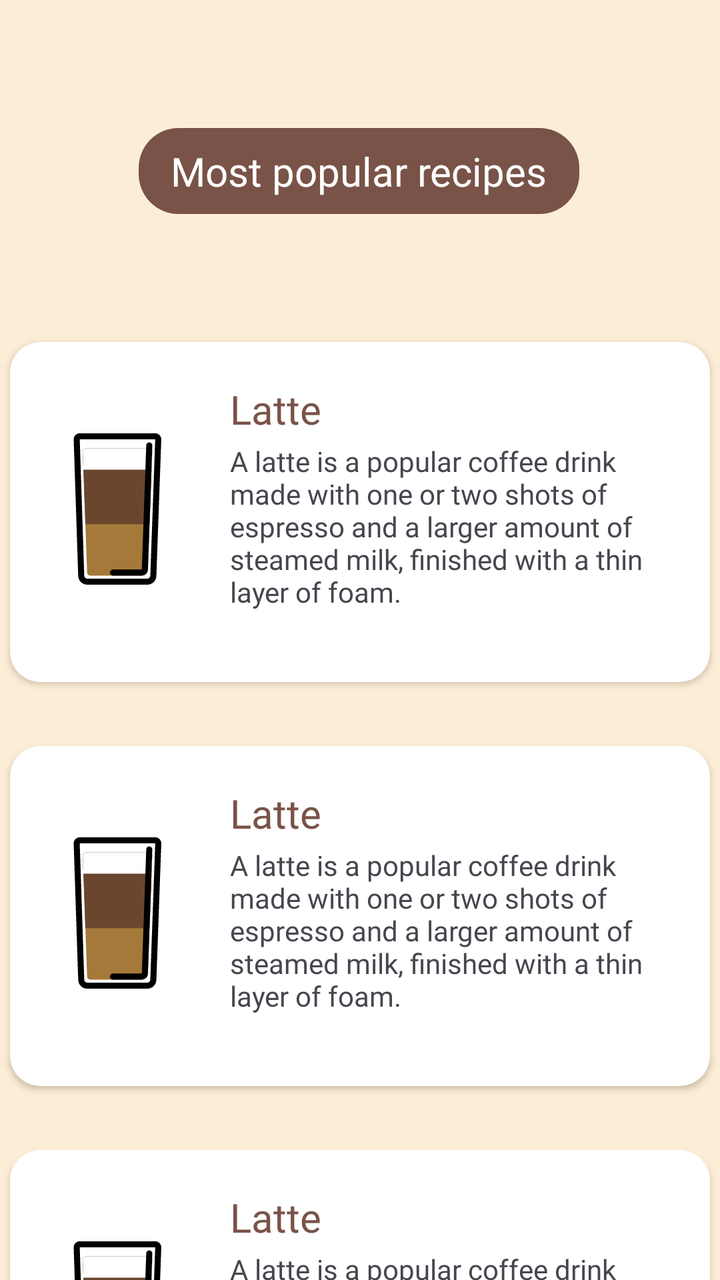
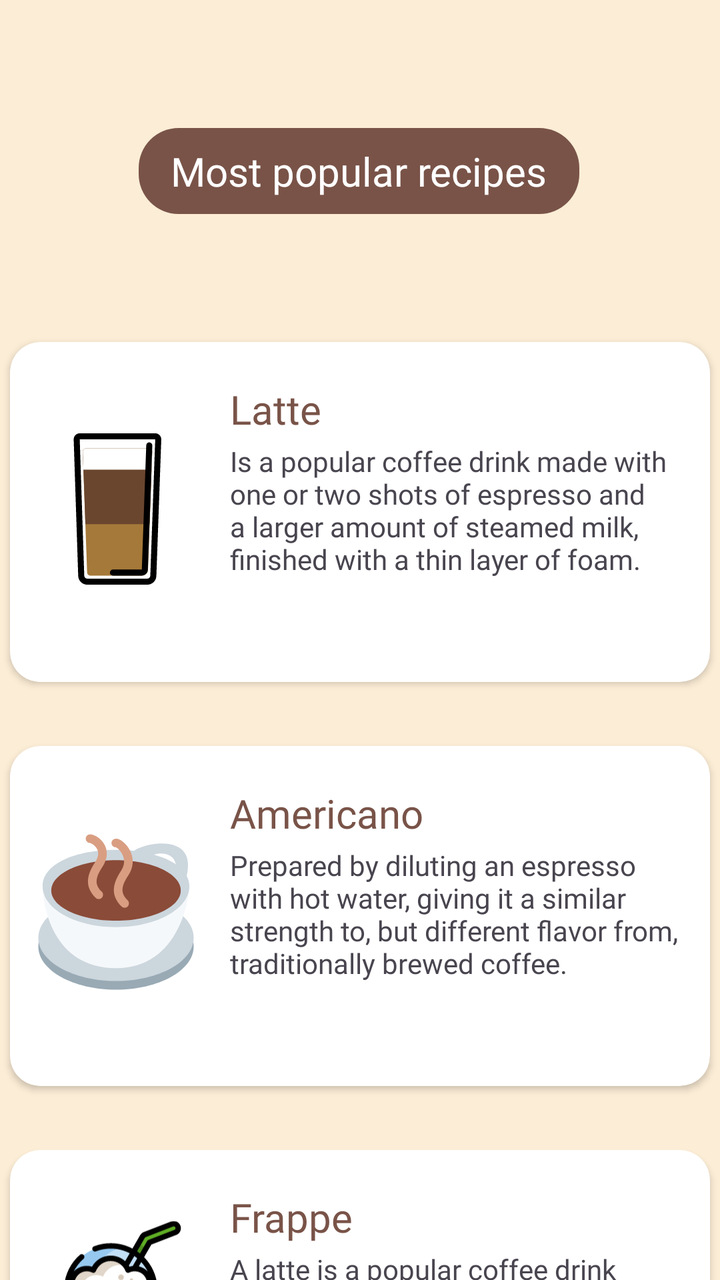

An Android layout rendered at two revisions. The XML below is the earlier revision; the diff shows what the commit changed to produce the second picture.
<!-- AndroidManifest.xml: application theme Theme.CoffeeShop -->
<!-- res/layout/activity_home.xml -->
<?xml version="1.0" encoding="utf-8"?>
<androidx.constraintlayout.widget.ConstraintLayout xmlns:android="http://schemas.android.com/apk/res/android"
    xmlns:app="http://schemas.android.com/apk/res-auto"
    xmlns:tools="http://schemas.android.com/tools"
    android:id="@+id/main"
    android:layout_width="match_parent"
    android:layout_height="match_parent"
    android:background="@color/bg_recipes"
    tools:context=".HomeActivity">

    <androidx.cardview.widget.CardView
        android:layout_width="350dp"
        android:layout_height="170dp"
        android:layout_marginTop="32dp"
        app:cardCornerRadius="15dp"
        app:layout_constraintEnd_toEndOf="parent"
        app:layout_constraintHorizontal_bias="0.491"
        app:layout_constraintStart_toStartOf="parent"
        app:layout_constraintTop_toBottomOf="@+id/cardView4">

        <ImageView
            android:id="@+id/imageView2"
            android:layout_width="109dp"
            android:layout_height="117dp"
            android:layout_marginTop="25dp"
            app:srcCompat="@drawable/latte_macchiato_svgrepo_com" />

        <TextView
            android:id="@+id/textView2"
            android:layout_width="wrap_content"
            android:layout_height="wrap_content"
            android:layout_marginStart="110dp"
            android:layout_marginTop="20dp"
            android:fontFamily="@font/baloo"
            android:text="Latte"
            android:textColor="@color/text_recipes"
            android:textSize="20sp" />

        <TextView
            android:id="@+id/textView3"
            android:layout_width="226dp"
            android:layout_height="108dp"
            android:layout_marginStart="110dp"
            android:layout_marginTop="50dp"
            android:fontFamily="@font/alata"
            android:text="A latte is a popular coffee drink made with one or two shots of espresso and a larger amount of steamed milk, finished with a thin layer of foam."
            android:textSize="14sp" />
    </androidx.cardview.widget.CardView>

    <androidx.cardview.widget.CardView
        android:id="@+id/cardView3"
        android:layout_width="350dp"
        android:layout_height="170dp"
        android:layout_marginTop="64dp"
        app:cardCornerRadius="15dp"
        app:layout_constraintEnd_toEndOf="parent"
        app:layout_constraintHorizontal_bias="0.491"
        app:layout_constraintStart_toStartOf="parent"
        app:layout_constraintTop_toBottomOf="@+id/textView">

        <ImageView
            android:id="@+id/imageView2"
            android:layout_width="109dp"
            android:layout_height="117dp"
            android:layout_marginTop="25dp"
            app:srcCompat="@drawable/latte_macchiato_svgrepo_com" />

        <TextView
            android:id="@+id/textView2"
            android:layout_width="wrap_content"
            android:layout_height="wrap_content"
            android:layout_marginStart="110dp"
            android:layout_marginTop="20dp"
            android:fontFamily="@font/baloo"
            android:text="Latte"
            android:textColor="@color/text_recipes"
            android:textSize="20sp" />

        <TextView
            android:id="@+id/textView3"
            android:layout_width="226dp"
            android:layout_height="108dp"
            android:layout_marginStart="110dp"
            android:layout_marginTop="50dp"
            android:fontFamily="@font/alata"
            android:text="A latte is a popular coffee drink made with one or two shots of espresso and a larger amount of steamed milk, finished with a thin layer of foam."
            android:textSize="14sp" />
    </androidx.cardview.widget.CardView>

    <androidx.cardview.widget.CardView
        android:id="@+id/cardView4"
        android:layout_width="350dp"
        android:layout_height="170dp"
        android:layout_marginTop="32dp"
        app:cardCornerRadius="15dp"
        app:layout_constraintEnd_toEndOf="parent"
        app:layout_constraintHorizontal_bias="0.491"
        app:layout_constraintStart_toStartOf="parent"
        app:layout_constraintTop_toBottomOf="@+id/cardView3">

        <ImageView
            android:id="@+id/imageView2"
            android:layout_width="109dp"
            android:layout_height="117dp"
            android:layout_marginTop="25dp"
            app:srcCompat="@drawable/latte_macchiato_svgrepo_com" />

        <TextView
            android:id="@+id/textView2"
            android:layout_width="wrap_content"
            android:layout_height="wrap_content"
            android:layout_marginStart="110dp"
            android:layout_marginTop="20dp"
            android:fontFamily="@font/baloo"
            android:text="Latte"
            android:textColor="@color/text_recipes"
            android:textSize="20sp" />

        <TextView
            android:id="@+id/textView3"
            android:layout_width="226dp"
            android:layout_height="108dp"
            android:layout_marginStart="110dp"
            android:layout_marginTop="50dp"
            android:fontFamily="@font/alata"
            android:text="A latte is a popular coffee drink made with one or two shots of espresso and a larger amount of steamed milk, finished with a thin layer of foam."
            android:textSize="14sp" />
    </androidx.cardview.widget.CardView>

    <TextView
        android:id="@+id/textView"
        android:layout_width="wrap_content"
        android:layout_height="wrap_content"
        android:layout_marginTop="64dp"
        android:background="@drawable/bg_text_rounded"
        android:fontFamily="@font/baloo"
        android:paddingStart="16dp"
        android:paddingTop="8dp"
        android:paddingEnd="16dp"
        android:paddingBottom="8dp"
        android:text="@string/recipes"
        android:textColor="@color/white"
        android:textSize="20sp"
        app:layout_constraintEnd_toEndOf="parent"
        app:layout_constraintHorizontal_bias="0.497"
        app:layout_constraintStart_toStartOf="parent"
        app:layout_constraintTop_toTopOf="parent" />

</androidx.constraintlayout.widget.ConstraintLayout>
<!-- resources referenced by this layout -->
<resources>
  <color name="bg_recipes">#fcedd6</color>
  <color name="text_recipes">#795348</color>
  <color name="white">#FFFFFFFF</color>
  <!-- drawable bg_text_rounded (drawable) -->
  <?xml version="1.0" encoding="utf-8"?>
  <shape xmlns:tools="http://schemas.android.com/tools"
      xmlns:android="http://schemas.android.com/apk/res/android"
      tools:ignore="ExtraText">
      android:shape="rectangle">
      <corners android:radius="20dp"/>
      <solid android:color="@color/text_recipes" />
  
  </shape>
  <!-- drawable latte_macchiato_svgrepo_com: vector/xml drawable (drawable, 3171 chars, omitted) -->
  <string name="recipes">Most popular recipes</string>
  <style name="Theme.CoffeeShop" parent="Base.Theme.CoffeeShop" />
  <style name="Base.Theme.CoffeeShop" parent="Theme.Material3.DayNight.NoActionBar">
          
          
      </style>
</resources>

<!-- the commit's change to res/layout/activity_home.xml (unified diff, before → after) -->
@@ -20,10 +20,11 @@
 
         <ImageView
             android:id="@+id/imageView2"
-            android:layout_width="109dp"
-            android:layout_height="117dp"
-            android:layout_marginTop="25dp"
-            app:srcCompat="@drawable/latte_macchiato_svgrepo_com" />
+            android:layout_width="91dp"
+            android:layout_height="102dp"
+            android:layout_marginStart="10dp"
+            android:layout_marginTop="30dp"
+            app:srcCompat="@drawable/frappe" />
 
         <TextView
             android:id="@+id/textView2"
@@ -32,7 +33,7 @@
             android:layout_marginStart="110dp"
             android:layout_marginTop="20dp"
             android:fontFamily="@font/baloo"
-            android:text="Latte"
+            android:text="Frappe"
             android:textColor="@color/text_recipes"
             android:textSize="20sp" />
 
@@ -63,7 +64,7 @@
             android:layout_width="109dp"
             android:layout_height="117dp"
             android:layout_marginTop="25dp"
-            app:srcCompat="@drawable/latte_macchiato_svgrepo_com" />
+            app:srcCompat="@drawable/latte" />
 
         <TextView
             android:id="@+id/textView2"
@@ -83,7 +84,7 @@
             android:layout_marginStart="110dp"
             android:layout_marginTop="50dp"
             android:fontFamily="@font/alata"
-            android:text="A latte is a popular coffee drink made with one or two shots of espresso and a larger amount of steamed milk, finished with a thin layer of foam."
+            android:text="@string/latte"
             android:textSize="14sp" />
     </androidx.cardview.widget.CardView>
 
@@ -100,10 +101,11 @@
 
         <ImageView
             android:id="@+id/imageView2"
-            android:layout_width="109dp"
-            android:layout_height="117dp"
-            android:layout_marginTop="25dp"
-            app:srcCompat="@drawable/latte_macchiato_svgrepo_com" />
+            android:layout_width="82dp"
+            android:layout_height="86dp"
+            android:layout_marginStart="12dp"
+            android:layout_marginTop="40dp"
+            app:srcCompat="@drawable/americano" />
 
         <TextView
             android:id="@+id/textView2"
@@ -112,7 +114,7 @@
             android:layout_marginStart="110dp"
             android:layout_marginTop="20dp"
             android:fontFamily="@font/baloo"
-            android:text="Latte"
+            android:text="Americano"
             android:textColor="@color/text_recipes"
             android:textSize="20sp" />
 
@@ -123,7 +125,7 @@
             android:layout_marginStart="110dp"
             android:layout_marginTop="50dp"
             android:fontFamily="@font/alata"
-            android:text="A latte is a popular coffee drink made with one or two shots of espresso and a larger amount of steamed milk, finished with a thin layer of foam."
+            android:text="@string/americano"
             android:textSize="14sp" />
     </androidx.cardview.widget.CardView>
 
<!-- resource entries referenced after the edit -->
@@ -3,6 +3,7 @@
   <color name="bg_recipes">#fcedd6</color>
   <color name="text_recipes">#795348</color>
   <color name="white">#FFFFFFFF</color>
+  <!-- drawable americano: vector/xml drawable (drawable, 3170 chars, omitted) -->
   <!-- drawable bg_text_rounded (drawable) -->
   <?xml version="1.0" encoding="utf-8"?>
   <shape xmlns:tools="http://schemas.android.com/tools"
@@ -13,7 +14,12 @@
       <solid android:color="@color/text_recipes" />
   
   </shape>
-  <!-- drawable latte_macchiato_svgrepo_com: vector/xml drawable (drawable, 3171 chars, omitted) -->
+  <!-- drawable frappe: vector/xml drawable (drawable, 8160 chars, omitted) -->
+  <!-- drawable latte: vector/xml drawable (drawable, 3171 chars, omitted) -->
+  <string name="americano">Prepared by diluting an espresso with hot water, giving it a similar strength to,
+          but different flavor from, traditionally brewed coffee.</string>
+  <string name="latte">Is a popular coffee drink made with one or two shots of espresso and a larger amount of steamed milk,
+          finished with a thin layer of foam.</string>
   <string name="recipes">Most popular recipes</string>
   <style name="Theme.CoffeeShop" parent="Base.Theme.CoffeeShop" />
   <style name="Base.Theme.CoffeeShop" parent="Theme.Material3.DayNight.NoActionBar">
